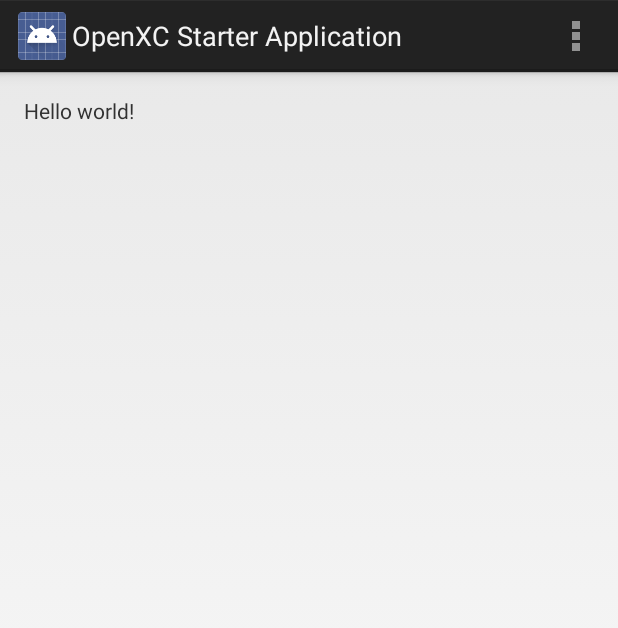
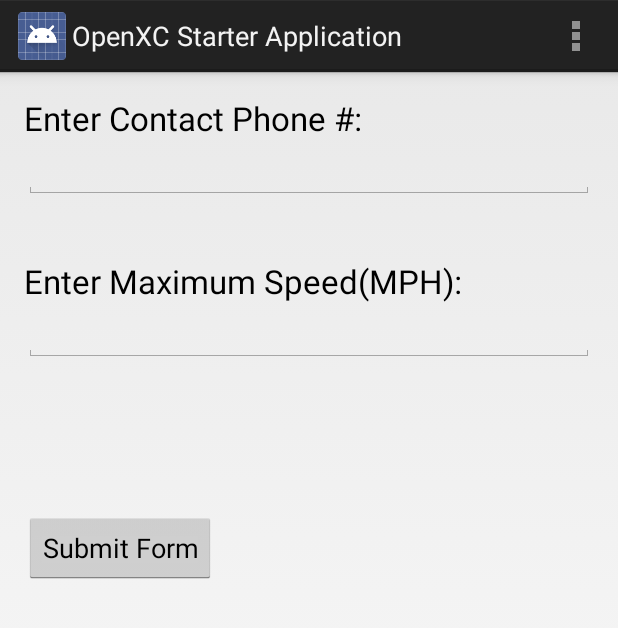
Before and after one commit to aak12b/OpenXC, an Android app: the screen it shows after launch (StarterActivity), on a phone screen of 412 x 824 dp. Shown: the top 628 px of the screen. Run offline under Robolectric (Android 15) with nearby library versions, the phone set to English and light mode, and no system bars; 2 statements that could not run were skipped.

Commit message:
Basic UI, can set custom phone # and speed.

```diff
--- a/openxcstarter/src/main/java/com/openxc/openxcstarter/StarterActivity.java
+++ b/openxcstarter/src/main/java/com/openxc/openxcstarter/StarterActivity.java
@@ -9,6 +9,9 @@ import android.os.Bundle;
 import android.os.IBinder;
 import android.util.Log;
 import android.view.Menu;
+import android.view.View;
+import android.widget.Button;
+import android.widget.EditText;
 import android.widget.TextView;
 import android.telephony.SmsManager;
 import android.widget.Toast;
@@ -23,16 +26,35 @@ public class StarterActivity extends Activity {
 
     private VehicleManager mVehicleManager;
     private TextView mEngineSpeedView;
+    public Button button;
+    public String phoneNo;
+    public String message;
+    public int max_speed;
 
     @Override
     protected void onCreate(Bundle savedInstanceState) {
         super.onCreate(savedInstanceState);
         setContentView(R.layout.activity_starter);
-        String phoneNo = "8505084363";
-        String message = "Hey you did it";
+
         // grab a reference to the engine speed text object in the UI, so we can
         // manipulate its value later from Java code
         mEngineSpeedView = (TextView) findViewById(R.id.vehicle_speed);
+
+        addListener();
+
+    }
+
+    public void addListener(){
+        button = (Button) findViewById(R.id.button);
+        button.setOnClickListener(new View.OnClickListener() {
+            @Override
+            public void onClick(View view) {
+                EditText phoneNum = (EditText) findViewById(R.id.editText);
+                EditText speed = (EditText) findViewById(R.id.editText2);
+                phoneNo = "" + phoneNum.getText();
+                max_speed = Integer.parseInt(speed.getText().toString());
+                message = "Vehicle has gone faster than " + max_speed + " miles per hour.";
+
                 try {
                     SmsManager smsManager = SmsManager.getDefault();
                     smsManager.sendTextMessage(phoneNo, null, message, null, null);
@@ -44,8 +66,10 @@ public class StarterActivity extends Activity {
                             Toast.LENGTH_LONG).show();
                     e.printStackTrace();//
                 }//
+
             }
-
+        });
+    }
 
     @Override
     public void onPause() {
--- a/openxcstarter/src/main/res/layout/activity_starter.xml
+++ b/openxcstarter/src/main/res/layout/activity_starter.xml
@@ -6,18 +6,71 @@
     android:paddingLeft="@dimen/activity_horizontal_margin"
     android:paddingRight="@dimen/activity_horizontal_margin"
     android:paddingTop="@dimen/activity_vertical_margin"
-    tools:context=".MainActivity" >
-
-    <TextView
-        android:id="@+id/textView1"
-        android:layout_width="wrap_content"
-        android:layout_height="wrap_content"
-        android:text="@string/hello_world" />
+    tools:context=".MainActivity"
+    >
 
     <TextView
         android:layout_width="wrap_content"
         android:layout_height="wrap_content"
-        android:layout_below="@+id/textView1"
-        android:id="@+id/vehicle_speed" />
+        android:textAppearance="?android:attr/textAppearanceLarge"
+        android:text="Enter Contact Phone #:"
+        android:id="@+id/textView"
+        android:layout_alignParentTop="true"
+        android:layout_alignParentLeft="true"
+        android:layout_alignParentStart="true" />
+
+    <EditText
+        android:layout_width="wrap_content"
+        android:layout_height="wrap_content"
+        android:inputType="phone"
+        android:ems="10"
+        android:id="@+id/editText"
+        android:layout_below="@+id/textView"
+        android:layout_alignParentLeft="true"
+        android:layout_alignParentStart="true"
+        android:layout_alignParentRight="true"
+        android:layout_alignParentEnd="true" />
+
+    <TextView
+        android:layout_width="wrap_content"
+        android:layout_height="wrap_content"
+        android:textAppearance="?android:attr/textAppearanceLarge"
+        android:text="Enter Maximum Speed(MPH):"
+        android:id="@+id/textView2"
+        android:layout_below="@+id/editText"
+        android:layout_alignParentLeft="true"
+        android:layout_alignParentStart="true"
+        android:layout_marginTop="40dp" />
+
+    <EditText
+        android:layout_width="wrap_content"
+        android:layout_height="wrap_content"
+        android:inputType="number"
+        android:ems="10"
+        android:id="@+id/editText2"
+        android:layout_below="@+id/textView2"
+        android:layout_alignParentLeft="true"
+        android:layout_alignParentStart="true"
+        android:layout_alignParentRight="true"
+        android:layout_alignParentEnd="true" />
+
+    <Button
+        android:layout_width="wrap_content"
+        android:layout_height="wrap_content"
+        android:text="Submit Form"
+        android:id="@+id/button"
+        android:layout_below="@+id/editText2"
+        android:layout_alignParentLeft="true"
+        android:layout_alignParentStart="true"
+        android:layout_marginTop="100dp" />
+
+    <TextView
+        android:layout_width="wrap_content"
+        android:layout_height="wrap_content"
+        android:textAppearance="?android:attr/textAppearanceLarge"
+        android:id="@+id/vehicle_speed"
+        android:layout_alignParentBottom="true"
+        android:layout_alignParentLeft="true"
+        android:layout_alignParentStart="true" />
 
 </RelativeLayout>
```
Also changed, not shown: 29 other files. Lines whose indentation alone changed are shown as unchanged.
